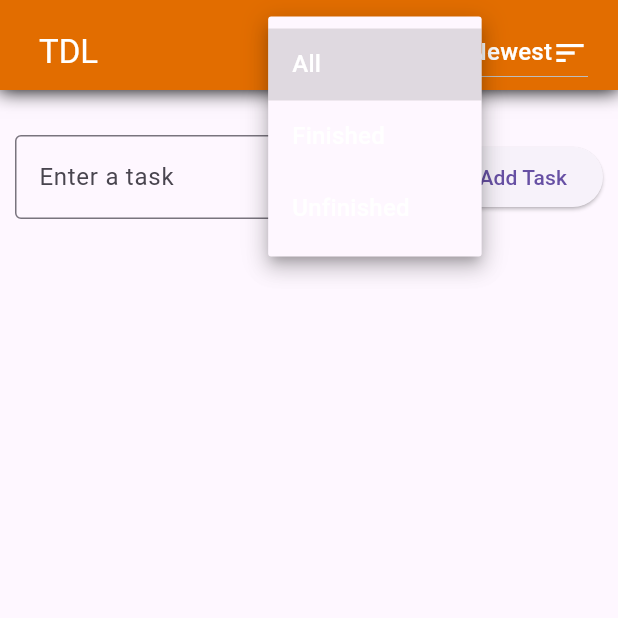
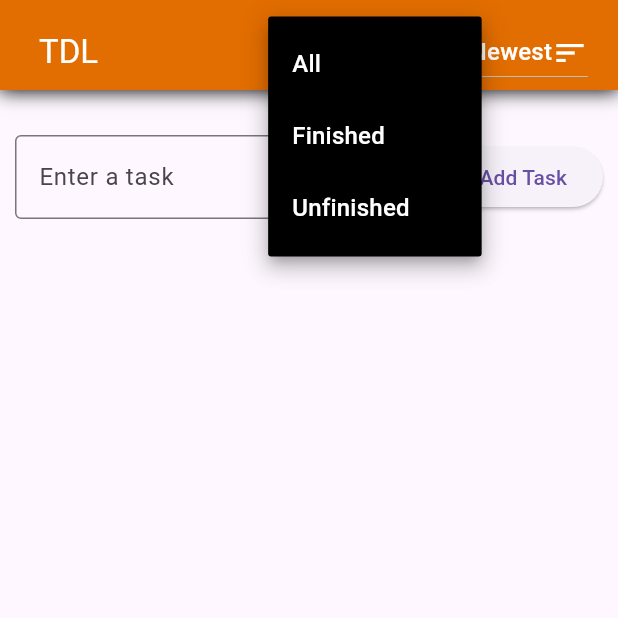
Before and after one commit to RomaruDaze/TDL, a Flutter app: the screen it shows after launch, after a tap on "All", on a phone screen of 412 x 824 dp, the top half of it. Run offline on Flutter 3.47's test engine with Material 3 defaults, Android fonts, the phone set to English and light mode, and no system bars.

Commit message:
fixing dropdown text color

```diff
--- a/lib/screens/home_screen.dart
+++ b/lib/screens/home_screen.dart
@@ -153,6 +153,7 @@ class _HomeScreenState extends State<HomeScreen> {
                 DropdownButton<String>(
                   value: _filter,
                   icon: const Icon(Icons.check, color: Colors.white),
+                  dropdownColor: Colors.black,
                   onChanged: (String? newValue) {
                     setState(() {
                       _filter = newValue!;
@@ -175,6 +176,7 @@ class _HomeScreenState extends State<HomeScreen> {
                 DropdownButton<String>(
                   value: _sortOrder,
                   icon: const Icon(Icons.sort, color: Colors.white),
+                  dropdownColor: Colors.black,
                   onChanged: (String? newValue) {
                     setState(() {
                       _sortOrder = newValue!;
```
